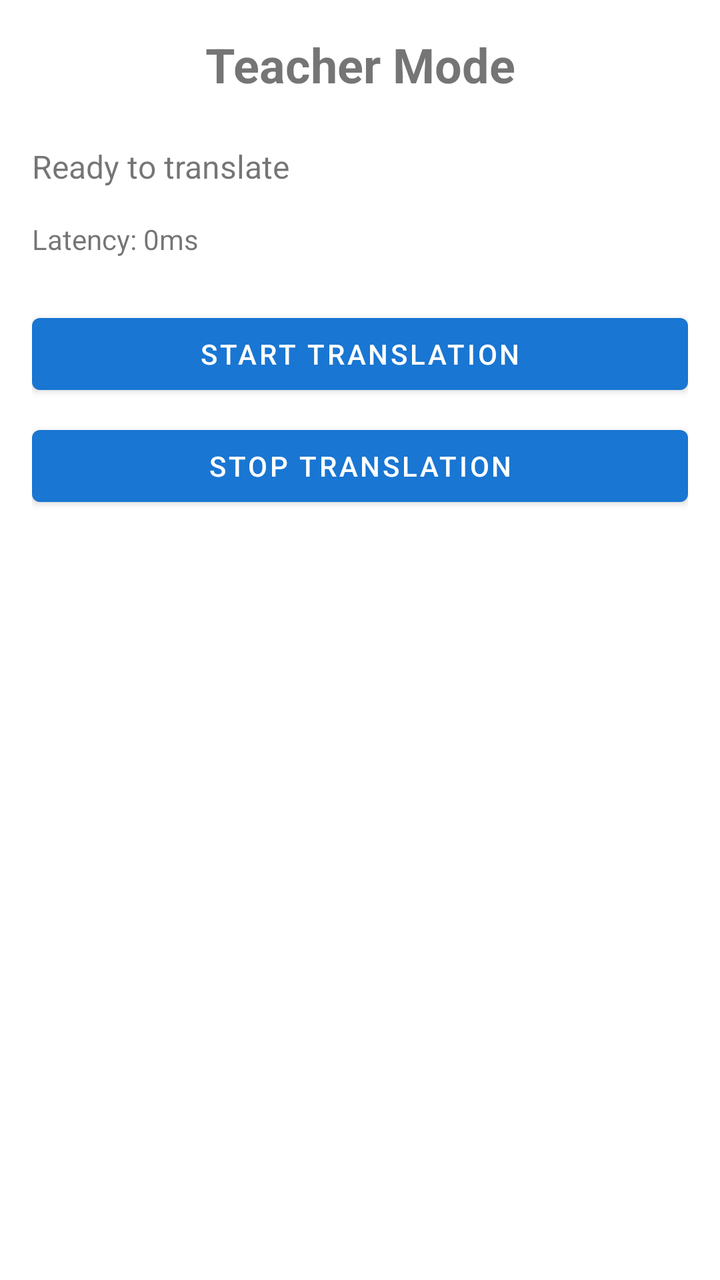
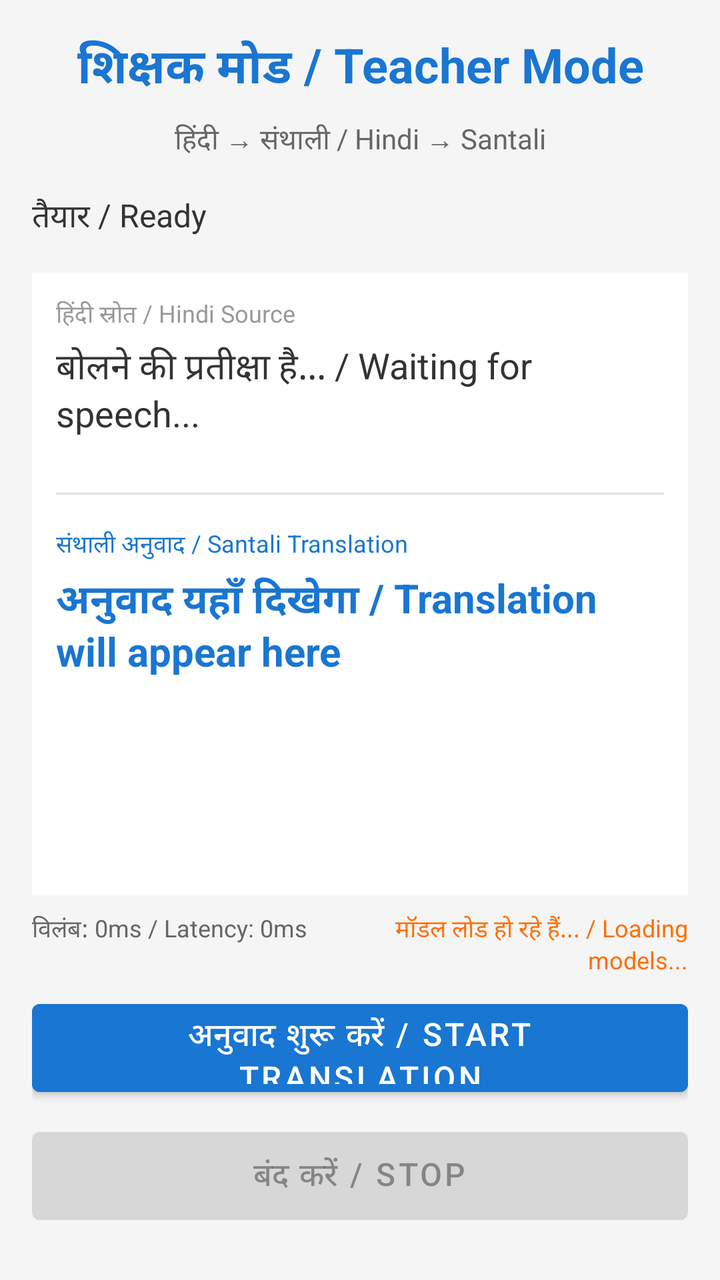

The first picture is an Android layout as it rendered before a commit; the second is the same layout after the commit. The layout source and the unified diff follow.
<!-- AndroidManifest.xml: application theme Theme.BhashaSetu -->
<!-- res/layout/activity_teacher.xml -->
<?xml version="1.0" encoding="utf-8"?>
<LinearLayout xmlns:android="http://schemas.android.com/apk/res/android"
    android:layout_width="match_parent"
    android:layout_height="match_parent"
    android:orientation="vertical"
    android:padding="16dp">

    <TextView
        android:id="@+id/tvTitle"
        android:layout_width="match_parent"
        android:layout_height="wrap_content"
        android:text="Teacher Mode"
        android:textSize="24sp"
        android:textStyle="bold"
        android:gravity="center"
        android:layout_marginBottom="24dp"/>

    <TextView
        android:id="@+id/tvStatus"
        android:layout_width="match_parent"
        android:layout_height="wrap_content"
        android:text="Ready to translate"
        android:textSize="16sp"
        android:layout_marginBottom="16dp"/>

    <TextView
        android:id="@+id/tvLatency"
        android:layout_width="match_parent"
        android:layout_height="wrap_content"
        android:text="Latency: 0ms"
        android:textSize="14sp"
        android:layout_marginBottom="24dp"/>

    <Button
        android:id="@+id/btnStartTranslation"
        android:layout_width="match_parent"
        android:layout_height="wrap_content"
        android:text="Start Translation"
        android:layout_marginBottom="8dp"/>

    <Button
        android:id="@+id/btnStopTranslation"
        android:layout_width="match_parent"
        android:layout_height="wrap_content"
        android:text="Stop Translation"/>

</LinearLayout>
<!-- resources referenced by this layout -->
<resources>
  <style name="Theme.BhashaSetu" parent="Theme.MaterialComponents.DayNight.DarkActionBar">
          <item name="colorPrimary">#1976D2</item>
          <item name="colorPrimaryVariant">#1565C0</item>
          <item name="colorOnPrimary">#FFFFFF</item>
          <item name="colorSecondary">#FF6F00</item>
          <item name="colorSecondaryVariant">#E65100</item>
          <item name="colorOnSecondary">#FFFFFF</item>
      </style>
</resources>

<!-- the commit's change to res/layout/activity_teacher.xml (unified diff, before → after) -->
@@ -3,45 +3,142 @@
     android:layout_width="match_parent"
     android:layout_height="match_parent"
     android:orientation="vertical"
-    android:padding="16dp">
+    android:padding="16dp"
+    android:background="#F5F5F5">
 
     <TextView
         android:id="@+id/tvTitle"
         android:layout_width="match_parent"
         android:layout_height="wrap_content"
-        android:text="Teacher Mode"
+        android:text="@string/teacher_mode"
         android:textSize="24sp"
         android:textStyle="bold"
+        android:textColor="#1976D2"
         android:gravity="center"
-        android:layout_marginBottom="24dp"/>
+        android:layout_marginBottom="8dp"/>
+
+    <TextView
+        android:id="@+id/tvLanguage"
+        android:layout_width="match_parent"
+        android:layout_height="wrap_content"
+        android:text="@string/translation_direction"
+        android:textSize="14sp"
+        android:textColor="#666666"
+        android:gravity="center"
+        android:layout_marginBottom="16dp"/>
+
+    <ProgressBar
+        android:id="@+id/progressLoading"
+        android:layout_width="wrap_content"
+        android:layout_height="wrap_content"
+        android:layout_gravity="center"
+        android:visibility="gone"
+        android:layout_marginBottom="8dp"/>
 
     <TextView
         android:id="@+id/tvStatus"
         android:layout_width="match_parent"
         android:layout_height="wrap_content"
-        android:text="Ready to translate"
+        android:text="@string/ready"
         android:textSize="16sp"
+        android:textColor="#333333"
         android:layout_marginBottom="16dp"/>
 
-    <TextView
-        android:id="@+id/tvLatency"
+    <LinearLayout
+        android:layout_width="match_parent"
+        android:layout_height="0dp"
+        android:layout_weight="1"
+        android:orientation="vertical"
+        android:background="#FFFFFF"
+        android:padding="12dp"
+        android:layout_marginBottom="8dp">
+
+        <TextView
+            android:layout_width="match_parent"
+            android:layout_height="wrap_content"
+            android:text="@string/hindi_source"
+            android:textSize="12sp"
+            android:textColor="#999999"
+            android:layout_marginBottom="4dp"/>
+
+        <TextView
+            android:id="@+id/tvHindiText"
+            android:layout_width="match_parent"
+            android:layout_height="wrap_content"
+            android:text="@string/waiting_speech"
+            android:textSize="18sp"
+            android:textColor="#333333"
+            android:minHeight="60dp"
+            android:layout_marginBottom="16dp"/>
+
+        <View
+            android:layout_width="match_parent"
+            android:layout_height="1dp"
+            android:background="#E0E0E0"
+            android:layout_marginBottom="16dp"/>
+
+        <TextView
+            android:layout_width="match_parent"
+            android:layout_height="wrap_content"
+            android:text="@string/santali_output"
+            android:textSize="12sp"
+            android:textColor="#1976D2"
+            android:layout_marginBottom="4dp"/>
+
+        <TextView
+            android:id="@+id/tvSantaliText"
+            android:layout_width="match_parent"
+            android:layout_height="wrap_content"
+            android:text="@string/translation_appears"
+            android:textSize="20sp"
+            android:textColor="#1976D2"
+            android:textStyle="bold"
+            android:minHeight="60dp"/>
+    </LinearLayout>
+
+    <LinearLayout
         android:layout_width="match_parent"
         android:layout_height="wrap_content"
-        android:text="Latency: 0ms"
-        android:textSize="14sp"
-        android:layout_marginBottom="24dp"/>
+        android:orientation="horizontal"
+        android:layout_marginBottom="8dp">
+
+        <TextView
+            android:id="@+id/tvLatency"
+            android:layout_width="0dp"
+            android:layout_height="wrap_content"
+            android:layout_weight="1"
+            android:text="@string/latency_default"
+            android:textSize="12sp"
+            android:textColor="#666666"/>
+
+        <TextView
+            android:id="@+id/tvModelStatus"
+            android:layout_width="0dp"
+            android:layout_height="wrap_content"
+            android:layout_weight="1"
+            android:text="@string/models_loading"
+            android:textSize="12sp"
+            android:textColor="#FF6F00"
+            android:gravity="end"/>
+    </LinearLayout>
 
     <Button
         android:id="@+id/btnStartTranslation"
         android:layout_width="match_parent"
-        android:layout_height="wrap_content"
-        android:text="Start Translation"
+        android:layout_height="56dp"
+        android:text="@string/start_translation"
+        android:textSize="16sp"
+        android:backgroundTint="#1976D2"
+        android:textColor="#FFFFFF"
         android:layout_marginBottom="8dp"/>
 
     <Button
         android:id="@+id/btnStopTranslation"
         android:layout_width="match_parent"
-        android:layout_height="wrap_content"
-        android:text="Stop Translation"/>
+        android:layout_height="56dp"
+        android:text="@string/stop"
+        android:textSize="16sp"
+        android:enabled="false"
+        android:layout_marginBottom="8dp"/>
 
 </LinearLayout>
<!-- resource entries referenced after the edit -->
@@ -1,5 +1,16 @@
 <!-- resources referenced by this layout -->
 <resources>
+  <string name="hindi_source">हिंदी स्रोत / Hindi Source</string>
+  <string name="latency_default">विलंब: 0ms / Latency: 0ms</string>
+  <string name="models_loading">मॉडल लोड हो रहे हैं... / Loading models...</string>
+  <string name="ready">तैयार / Ready</string>
+  <string name="santali_output">संथाली अनुवाद / Santali Translation</string>
+  <string name="start_translation">अनुवाद शुरू करें / Start Translation</string>
+  <string name="stop">बंद करें / Stop</string>
+  <string name="teacher_mode">शिक्षक मोड / Teacher Mode</string>
+  <string name="translation_appears">अनुवाद यहाँ दिखेगा / Translation will appear here</string>
+  <string name="translation_direction">हिंदी → संथाली / Hindi → Santali</string>
+  <string name="waiting_speech">बोलने की प्रतीक्षा है... / Waiting for speech...</string>
   <style name="Theme.BhashaSetu" parent="Theme.MaterialComponents.DayNight.DarkActionBar">
           <item name="colorPrimary">#1976D2</item>
           <item name="colorPrimaryVariant">#1565C0</item>
